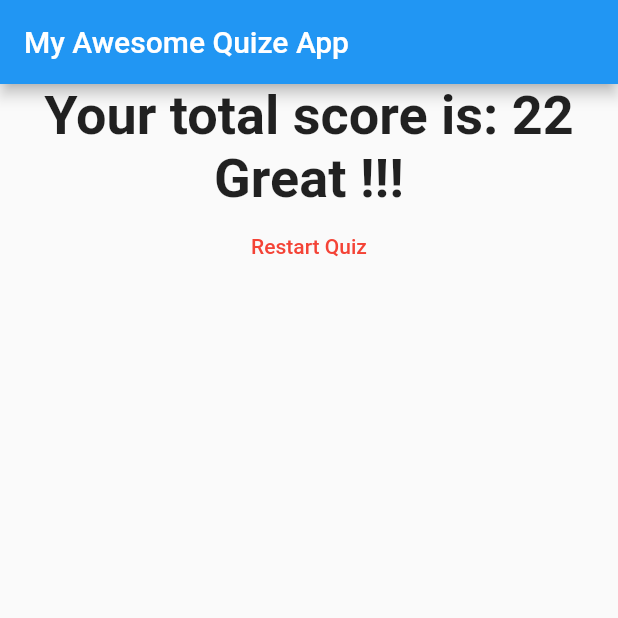
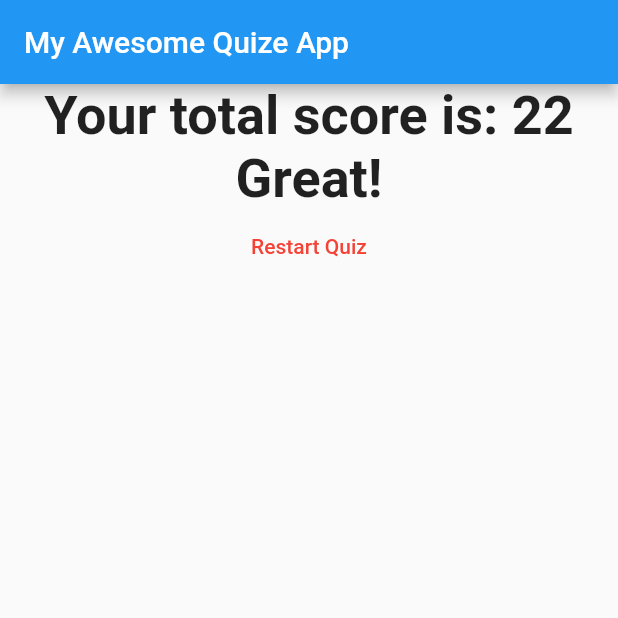
Before and after one commit to aijazbinqasim/quiz_app, a Flutter app: the screen it shows after launch, after a tap on "Black", after a tap on "Dart", after a tap on "Dog", on a phone screen of 412 x 824 dp, the top half of it. Run offline on Flutter 3.47's test engine with Material 2 defaults, Android fonts, the phone set to English and light mode, and no system bars.

Commit message:
Finalize App

```diff
--- a/lib/result.dart
+++ b/lib/result.dart
@@ -7,7 +7,7 @@ class Result extends StatelessWidget {
   final int totalScore;
   final void Function() resetQuizHandler;
 
-  String get getTotalScore => 'Your total score is: $totalScore Great !!!';
+  String get getTotalScore => 'Your total score is: $totalScore Great!';
 
   @override
   Widget build(BuildContext context) {
```
